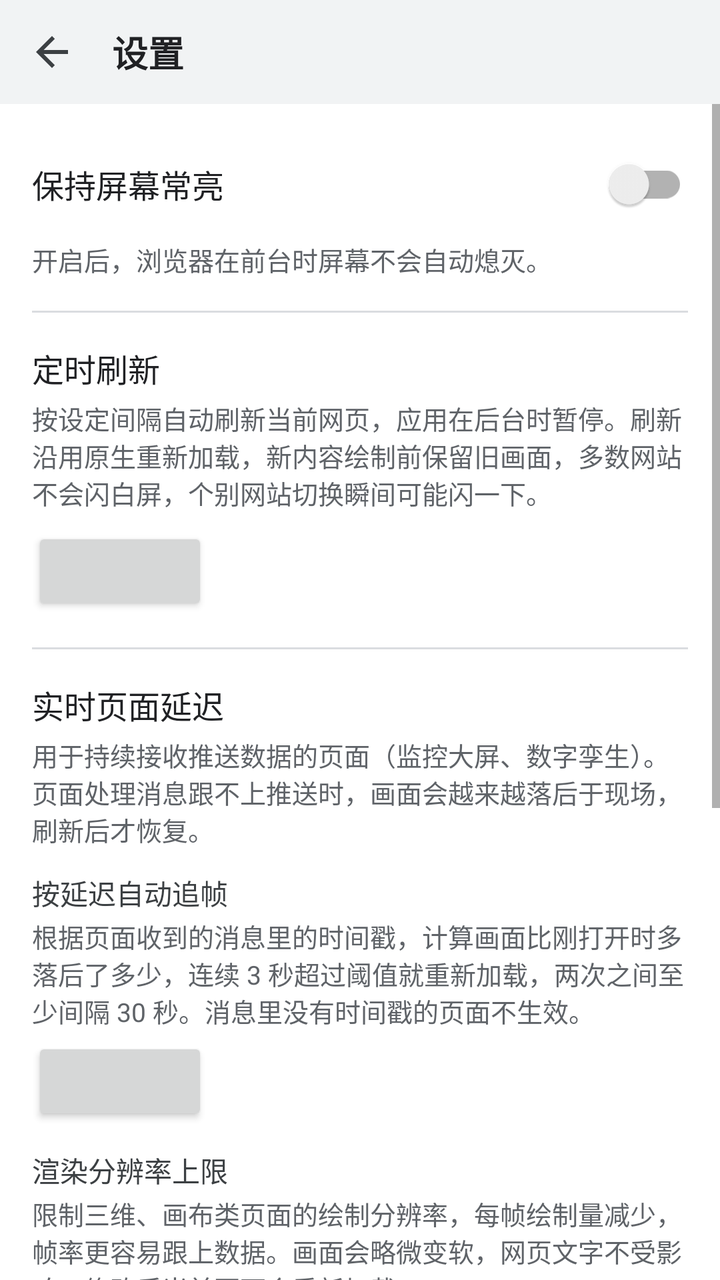
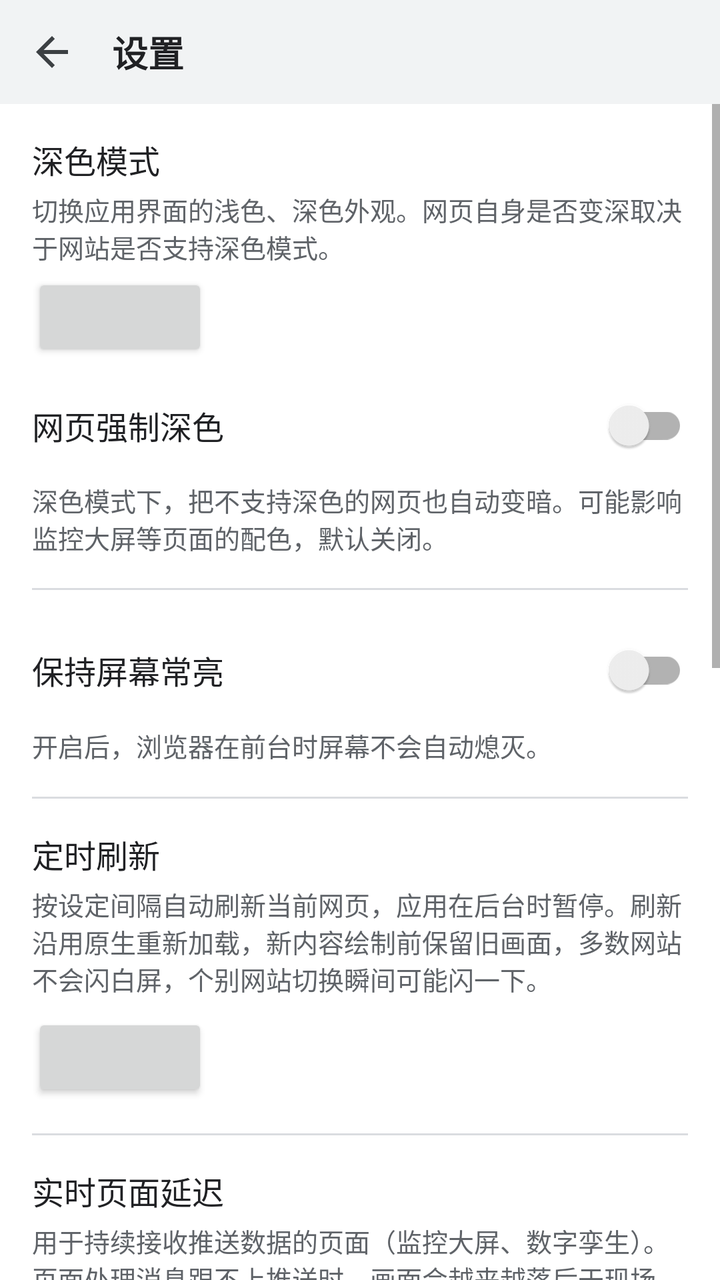

Two renders of the same Android screen: before a commit and after it. Below are the layout's source before the change and the commit's diff.
<!-- AndroidManifest.xml: application theme Theme.YarnChrome -->
<!-- res/layout/activity_settings.xml -->
<?xml version="1.0" encoding="utf-8"?>
<LinearLayout xmlns:android="http://schemas.android.com/apk/res/android"
    android:layout_width="match_parent"
    android:layout_height="match_parent"
    android:background="#FFFFFF"
    android:orientation="vertical">

    <LinearLayout
        android:layout_width="match_parent"
        android:layout_height="52dp"
        android:background="#F1F3F4"
        android:gravity="center_vertical"
        android:orientation="horizontal"
        android:paddingStart="4dp"
        android:paddingEnd="16dp">

        <ImageButton
            android:id="@+id/btnClose"
            android:layout_width="44dp"
            android:layout_height="44dp"
            android:background="?attr/selectableItemBackgroundBorderless"
            android:contentDescription="@string/back"
            android:src="@drawable/ic_back"
            android:tint="#3C4043" />

        <TextView
            android:layout_width="wrap_content"
            android:layout_height="wrap_content"
            android:layout_marginStart="8dp"
            android:text="@string/settings_title"
            android:textColor="#202124"
            android:textSize="18sp"
            android:textStyle="bold" />
    </LinearLayout>

    <ScrollView
        android:layout_width="match_parent"
        android:layout_height="0dp"
        android:layout_weight="1"
        android:fillViewport="true">

        <LinearLayout
            android:layout_width="match_parent"
            android:layout_height="wrap_content"
            android:layout_gravity="center_horizontal"
            android:orientation="vertical"
            android:padding="16dp">

            <androidx.appcompat.widget.SwitchCompat
                android:id="@+id/switchKeepOn"
                android:layout_width="match_parent"
                android:layout_height="48dp"
                android:text="@string/keep_screen_on"
                android:textColor="#202124"
                android:textSize="16sp" />

            <TextView
                android:layout_width="match_parent"
                android:layout_height="wrap_content"
                android:layout_marginTop="4dp"
                android:text="@string/keep_screen_on_desc"
                android:textColor="#5F6368"
                android:textSize="13sp" />

            <View
                android:layout_width="match_parent"
                android:layout_height="1dp"
                android:layout_marginTop="16dp"
                android:layout_marginBottom="16dp"
                android:background="#DADCE0" />

            <TextView
                android:layout_width="match_parent"
                android:layout_height="wrap_content"
                android:text="@string/auto_refresh"
                android:textColor="#202124"
                android:textSize="16sp" />

            <TextView
                android:layout_width="match_parent"
                android:layout_height="wrap_content"
                android:layout_marginTop="4dp"
                android:text="@string/auto_refresh_desc"
                android:textColor="#5F6368"
                android:textSize="13sp" />

            <Button
                android:id="@+id/btnRefreshInterval"
                android:layout_width="wrap_content"
                android:layout_height="44dp"
                android:layout_marginTop="8dp" />

            <View
                android:layout_width="match_parent"
                android:layout_height="1dp"
                android:layout_marginTop="16dp"
                android:layout_marginBottom="16dp"
                android:background="#DADCE0" />

            <TextView
                android:layout_width="match_parent"
                android:layout_height="wrap_content"
                android:text="@string/latency_title"
                android:textColor="#202124"
                android:textSize="16sp" />

            <TextView
                android:layout_width="match_parent"
                android:layout_height="wrap_content"
                android:layout_marginTop="4dp"
                android:text="@string/latency_desc"
                android:textColor="#5F6368"
                android:textSize="13sp" />

            <TextView
                android:layout_width="match_parent"
                android:layout_height="wrap_content"
                android:layout_marginTop="12dp"
                android:text="@string/catch_up"
                android:textColor="#3C4043"
                android:textSize="14sp" />

            <TextView
                android:layout_width="match_parent"
                android:layout_height="wrap_content"
                android:layout_marginTop="2dp"
                android:text="@string/catch_up_desc"
                android:textColor="#5F6368"
                android:textSize="13sp" />

            <Button
                android:id="@+id/btnCatchUp"
                android:layout_width="wrap_content"
                android:layout_height="44dp"
                android:layout_marginTop="4dp" />

            <TextView
                android:layout_width="match_parent"
                android:layout_height="wrap_content"
                android:layout_marginTop="12dp"
                android:text="@string/pixel_ratio"
                android:textColor="#3C4043"
                android:textSize="14sp" />

            <TextView
                android:layout_width="match_parent"
                android:layout_height="wrap_content"
                android:layout_marginTop="2dp"
                android:text="@string/pixel_ratio_desc"
                android:textColor="#5F6368"
                android:textSize="13sp" />

            <Button
                android:id="@+id/btnPixelRatio"
                android:layout_width="wrap_content"
                android:layout_height="44dp"
                android:layout_marginTop="4dp" />

            <View
                android:layout_width="match_parent"
                android:layout_height="1dp"
                android:layout_marginTop="16dp"
                android:layout_marginBottom="16dp"
                android:background="#DADCE0" />

            <TextView
                android:layout_width="match_parent"
                android:layout_height="wrap_content"
                android:text="@string/autofill_title"
                android:textColor="#202124"
                android:textSize="16sp" />

            <TextView
                android:id="@+id/autofillDesc"
                android:layout_width="match_parent"
                android:layout_height="wrap_content"
                android:layout_marginTop="4dp"
                android:text="@string/autofill_desc"
                android:textColor="#5F6368"
                android:textSize="13sp" />

            <TextView
                android:id="@+id/autofillStatus"
                android:layout_width="match_parent"
                android:layout_height="wrap_content"
                android:layout_marginTop="8dp"
                android:textColor="#3C4043"
                android:textSize="13sp" />

            <Button
                android:id="@+id/btnAutofill"
                android:layout_width="wrap_content"
                android:layout_height="44dp"
                android:layout_marginTop="4dp"
                android:text="@string/autofill_open" />

            <View
                android:layout_width="match_parent"
                android:layout_height="1dp"
                android:layout_marginTop="16dp"
                android:layout_marginBottom="16dp"
                android:background="#DADCE0" />

            <TextView
                android:layout_width="match_parent"
                android:layout_height="wrap_content"
                android:text="@string/settings_desc"
                android:textColor="#5F6368"
                android:textSize="14sp" />

            <LinearLayout
                android:layout_width="match_parent"
                android:layout_height="wrap_content"
                android:layout_marginTop="16dp"
                android:gravity="center_vertical"
                android:orientation="horizontal">

                <EditText
                    android:id="@+id/domainInput"
                    android:layout_width="0dp"
                    android:layout_height="44dp"
                    android:layout_weight="1"
                    android:background="@drawable/bg_address"
                    android:hint="@string/domain_hint"
                    android:imeOptions="actionDone"
                    android:importantForAutofill="no"
                    android:inputType="textUri"
                    android:maxLines="1"
                    android:paddingStart="14dp"
                    android:paddingEnd="14dp"
                    android:textColor="#202124"
                    android:textColorHint="#80868B"
                    android:textSize="15sp" />

                <Button
                    android:id="@+id/btnAdd"
                    android:layout_width="wrap_content"
                    android:layout_height="44dp"
                    android:layout_marginStart="8dp"
                    android:text="@string/add" />
            </LinearLayout>

            <LinearLayout
                android:id="@+id/domainList"
                android:layout_width="match_parent"
                android:layout_height="wrap_content"
                android:layout_marginTop="12dp"
                android:orientation="vertical" />

            <TextView
                android:id="@+id/emptyView"
                android:layout_width="match_parent"
                android:layout_height="wrap_content"
                android:layout_marginTop="24dp"
                android:gravity="center"
                android:text="@string/empty_whitelist"
                android:textColor="#80868B"
                android:textSize="14sp"
                android:visibility="gone" />
        </LinearLayout>
    </ScrollView>
</LinearLayout>
<!-- resources referenced by this layout -->
<resources>
  <!-- drawable bg_address (drawable) -->
  <?xml version="1.0" encoding="utf-8"?>
  <shape xmlns:android="http://schemas.android.com/apk/res/android"
      android:shape="rectangle">
      <solid android:color="#FFFFFF" />
      <stroke
          android:width="1dp"
          android:color="#DADCE0" />
      <corners android:radius="8dp" />
  </shape>
  <!-- drawable ic_back (drawable) -->
  <?xml version="1.0" encoding="utf-8"?>
  <vector xmlns:android="http://schemas.android.com/apk/res/android"
      android:width="24dp"
      android:height="24dp"
      android:viewportWidth="24"
      android:viewportHeight="24">
      <path
          android:fillColor="#FF000000"
          android:pathData="M20,11H7.83l5.59,-5.59L12,4l-8,8 8,8 1.41,-1.41L7.83,13H20v-2z" />
  </vector>
  <string name="add">添加</string>
  <string name="auto_refresh">定时刷新</string>
  <string name="auto_refresh_desc">按设定间隔自动刷新当前网页，应用在后台时暂停。刷新沿用原生重新加载，新内容绘制前保留旧画面，多数网站不会闪白屏，个别网站切换瞬间可能闪一下。</string>
  <string name="autofill_desc">浏览器不保存密码，由系统自动填充服务（如 Google 密码管理器、Bitwarden）保存和填充。</string>
  <string name="autofill_open">打开自动填充设置</string>
  <string name="autofill_title">密码</string>
  <string name="back">后退</string>
  <string name="catch_up">按延迟自动追帧</string>
  <string name="catch_up_desc">根据页面收到的消息里的时间戳，计算画面比刚打开时多落后了多少，连续 3 秒超过阈值就重新加载，两次之间至少间隔 30 秒。消息里没有时间戳的页面不生效。</string>
  <string name="domain_hint">例如 example.com</string>
  <string name="empty_whitelist">白名单为空，请先添加允许访问的域名</string>
  <string name="keep_screen_on">保持屏幕常亮</string>
  <string name="keep_screen_on_desc">开启后，浏览器在前台时屏幕不会自动熄灭。</string>
  <string name="latency_desc">用于持续接收推送数据的页面（监控大屏、数字孪生）。页面处理消息跟不上推送时，画面会越来越落后于现场，刷新后才恢复。</string>
  <string name="latency_title">实时页面延迟</string>
  <string name="pixel_ratio">渲染分辨率上限</string>
  <string name="pixel_ratio_desc">限制三维、画布类页面的绘制分辨率，每帧绘制量减少，帧率更容易跟上数据。画面会略微变软，网页文字不受影响。修改后当前页面会重新加载。</string>
  <string name="settings_desc">仅允许访问列表内的域名及其子域名，其他页面和弹窗会被自动拦截。列表第一项作为首页。</string>
  <string name="settings_title">设置</string>
  <style name="Theme.YarnChrome" parent="Theme.AppCompat.Light.NoActionBar">
          <item name="colorPrimary">#1A73E8</item>
          <item name="colorPrimaryDark">#F1F3F4</item>
          <item name="colorAccent">#1A73E8</item>
          <item name="android:windowBackground">@android:color/white</item>
          <item name="android:windowLightStatusBar">true</item>
      </style>
</resources>

<!-- the commit's change to res/layout/activity_settings.xml (unified diff, before → after) -->
@@ -2,13 +2,13 @@
 <LinearLayout xmlns:android="http://schemas.android.com/apk/res/android"
     android:layout_width="match_parent"
     android:layout_height="match_parent"
-    android:background="#FFFFFF"
+    android:background="@color/bg"
     android:orientation="vertical">
 
     <LinearLayout
         android:layout_width="match_parent"
         android:layout_height="52dp"
-        android:background="#F1F3F4"
+        android:background="@color/bar"
         android:gravity="center_vertical"
         android:orientation="horizontal"
         android:paddingStart="4dp"
@@ -21,14 +21,14 @@
             android:background="?attr/selectableItemBackgroundBorderless"
             android:contentDescription="@string/back"
             android:src="@drawable/ic_back"
-            android:tint="#3C4043" />
+            android:tint="@color/icon" />
 
         <TextView
             android:layout_width="wrap_content"
             android:layout_height="wrap_content"
             android:layout_marginStart="8dp"
             android:text="@string/settings_title"
-            android:textColor="#202124"
+            android:textColor="@color/text"
             android:textSize="18sp"
             android:textStyle="bold" />
     </LinearLayout>
@@ -46,12 +46,57 @@
             android:orientation="vertical"
             android:padding="16dp">
 
+            <TextView
+                android:layout_width="match_parent"
+                android:layout_height="wrap_content"
+                android:text="@string/theme_title"
+                android:textColor="@color/text"
+                android:textSize="16sp" />
+
+            <TextView
+                android:layout_width="match_parent"
+                android:layout_height="wrap_content"
+                android:layout_marginTop="4dp"
+                android:text="@string/theme_desc"
+                android:textColor="@color/text_sub"
+                android:textSize="13sp" />
+
+            <Button
+                android:id="@+id/btnTheme"
+                android:layout_width="wrap_content"
+                android:layout_height="44dp"
+                android:layout_marginTop="4dp" />
+
+            <androidx.appcompat.widget.SwitchCompat
+                android:id="@+id/switchForceDark"
+                android:layout_width="match_parent"
+                android:layout_height="48dp"
+                android:layout_marginTop="8dp"
+                android:text="@string/force_dark"
+                android:textColor="@color/text"
+                android:textSize="16sp" />
+
+            <TextView
+                android:layout_width="match_parent"
+                android:layout_height="wrap_content"
+                android:layout_marginTop="4dp"
+                android:text="@string/force_dark_desc"
+                android:textColor="@color/text_sub"
+                android:textSize="13sp" />
+
+            <View
+                android:layout_width="match_parent"
+                android:layout_height="1dp"
+                android:layout_marginTop="16dp"
+                android:layout_marginBottom="16dp"
+                android:background="@color/divider" />
+
             <androidx.appcompat.widget.SwitchCompat
                 android:id="@+id/switchKeepOn"
                 android:layout_width="match_parent"
                 android:layout_height="48dp"
                 android:text="@string/keep_screen_on"
-                android:textColor="#202124"
+                android:textColor="@color/text"
                 android:textSize="16sp" />
 
             <TextView
@@ -59,21 +104,21 @@
                 android:layout_height="wrap_content"
                 android:layout_marginTop="4dp"
                 android:text="@string/keep_screen_on_desc"
-                android:textColor="#5F6368"
-                android:textSize="13sp" />
-
-            <View
-                android:layout_width="match_parent"
-                android:layout_height="1dp"
-                android:layout_marginTop="16dp"
-                android:layout_marginBottom="16dp"
-                android:background="#DADCE0" />
+                android:textColor="@color/text_sub"
+                android:textSize="13sp" />
+
+            <View
+                android:layout_width="match_parent"
+                android:layout_height="1dp"
+                android:layout_marginTop="16dp"
+                android:layout_marginBottom="16dp"
+                android:background="@color/divider" />
 
             <TextView
                 android:layout_width="match_parent"
                 android:layout_height="wrap_content"
                 android:text="@string/auto_refresh"
-                android:textColor="#202124"
+                android:textColor="@color/text"
                 android:textSize="16sp" />
 
             <TextView
@@ -81,7 +126,7 @@
                 android:layout_height="wrap_content"
                 android:layout_marginTop="4dp"
                 android:text="@string/auto_refresh_desc"
-                android:textColor="#5F6368"
+                android:textColor="@color/text_sub"
                 android:textSize="13sp" />
 
             <Button
@@ -95,13 +140,13 @@
                 android:layout_height="1dp"
                 android:layout_marginTop="16dp"
                 android:layout_marginBottom="16dp"
-                android:background="#DADCE0" />
+                android:background="@color/divider" />
 
             <TextView
                 android:layout_width="match_parent"
                 android:layout_height="wrap_content"
                 android:text="@string/latency_title"
-                android:textColor="#202124"
+                android:textColor="@color/text"
                 android:textSize="16sp" />
 
             <TextView
@@ -109,7 +154,7 @@
                 android:layout_height="wrap_content"
                 android:layout_marginTop="4dp"
                 android:text="@string/latency_desc"
-                android:textColor="#5F6368"
+                android:textColor="@color/text_sub"
                 android:textSize="13sp" />
 
             <TextView
@@ -117,7 +162,7 @@
                 android:layout_height="wrap_content"
                 android:layout_marginTop="12dp"
                 android:text="@string/catch_up"
-                android:textColor="#3C4043"
+                android:textColor="@color/icon"
                 android:textSize="14sp" />
 
             <TextView
@@ -125,7 +170,7 @@
                 android:layout_height="wrap_content"
                 android:layout_marginTop="2dp"
                 android:text="@string/catch_up_desc"
-                android:textColor="#5F6368"
+                android:textColor="@color/text_sub"
                 android:textSize="13sp" />
 
             <Button
@@ -139,7 +184,7 @@
                 android:layout_height="wrap_content"
                 android:layout_marginTop="12dp"
                 android:text="@string/pixel_ratio"
-                android:textColor="#3C4043"
+                android:textColor="@color/icon"
                 android:textSize="14sp" />
 
             <TextView
@@ -147,7 +192,7 @@
                 android:layout_height="wrap_content"
                 android:layout_marginTop="2dp"
                 android:text="@string/pixel_ratio_desc"
-                android:textColor="#5F6368"
+                android:textColor="@color/text_sub"
                 android:textSize="13sp" />
 
             <Button
@@ -161,13 +206,13 @@
                 android:layout_height="1dp"
                 android:layout_marginTop="16dp"
                 android:layout_marginBottom="16dp"
-                android:background="#DADCE0" />
+                android:background="@color/divider" />
 
             <TextView
                 android:layout_width="match_parent"
                 android:layout_height="wrap_content"
                 android:text="@string/autofill_title"
-                android:textColor="#202124"
+                android:textColor="@color/text"
                 android:textSize="16sp" />
 
             <TextView
@@ -176,7 +221,7 @@
                 android:layout_height="wrap_content"
                 android:layout_marginTop="4dp"
                 android:text="@string/autofill_desc"
-                android:textColor="#5F6368"
+                android:textColor="@color/text_sub"
                 android:textSize="13sp" />
 
             <TextView
@@ -184,7 +229,7 @@
                 android:layout_width="match_parent"
                 android:layout_height="wrap_content"
                 android:layout_marginTop="8dp"
-                android:textColor="#3C4043"
+                android:textColor="@color/icon"
                 android:textSize="13sp" />
 
             <Button
@@ -199,13 +244,13 @@
                 android:layout_height="1dp"
                 android:layout_marginTop="16dp"
                 android:layout_marginBottom="16dp"
-                android:background="#DADCE0" />
+                android:background="@color/divider" />
 
             <TextView
                 android:layout_width="match_parent"
                 android:layout_height="wrap_content"
                 android:text="@string/settings_desc"
-                android:textColor="#5F6368"
+                android:textColor="@color/text_sub"
                 android:textSize="14sp" />
 
             <LinearLayout
@@ -228,8 +273,8 @@
                     android:maxLines="1"
                     android:paddingStart="14dp"
                     android:paddingEnd="14dp"
-                    android:textColor="#202124"
-                    android:textColorHint="#80868B"
+                    android:textColor="@color/text"
+                    android:textColorHint="@color/text_hint"
                     android:textSize="15sp" />
 
                 <Button
@@ -254,7 +299,7 @@
                 android:layout_marginTop="24dp"
                 android:gravity="center"
                 android:text="@string/empty_whitelist"
-                android:textColor="#80868B"
+                android:textColor="@color/text_hint"
                 android:textSize="14sp"
                 android:visibility="gone" />
         </LinearLayout>
<!-- resource entries referenced after the edit -->
@@ -1,13 +1,20 @@
 <!-- resources referenced by this layout -->
 <resources>
+  <color name="bar">#F1F3F4</color>
+  <color name="bg">#FFFFFF</color>
+  <color name="divider">#DADCE0</color>
+  <color name="icon">#3C4043</color>
+  <color name="text">#202124</color>
+  <color name="text_hint">#80868B</color>
+  <color name="text_sub">#5F6368</color>
   <!-- drawable bg_address (drawable) -->
   <?xml version="1.0" encoding="utf-8"?>
   <shape xmlns:android="http://schemas.android.com/apk/res/android"
       android:shape="rectangle">
-      <solid android:color="#FFFFFF" />
+      <solid android:color="@color/bg" />
       <stroke
           android:width="1dp"
-          android:color="#DADCE0" />
+          android:color="@color/divider" />
       <corners android:radius="8dp" />
   </shape>
   <!-- drawable ic_back (drawable) -->
@@ -32,6 +39,8 @@
   <string name="catch_up_desc">根据页面收到的消息里的时间戳，计算画面比刚打开时多落后了多少，连续 3 秒超过阈值就重新加载，两次之间至少间隔 30 秒。消息里没有时间戳的页面不生效。</string>
   <string name="domain_hint">例如 example.com</string>
   <string name="empty_whitelist">白名单为空，请先添加允许访问的域名</string>
+  <string name="force_dark">网页强制深色</string>
+  <string name="force_dark_desc">深色模式下，把不支持深色的网页也自动变暗。可能影响监控大屏等页面的配色，默认关闭。</string>
   <string name="keep_screen_on">保持屏幕常亮</string>
   <string name="keep_screen_on_desc">开启后，浏览器在前台时屏幕不会自动熄灭。</string>
   <string name="latency_desc">用于持续接收推送数据的页面（监控大屏、数字孪生）。页面处理消息跟不上推送时，画面会越来越落后于现场，刷新后才恢复。</string>
@@ -40,12 +49,15 @@
   <string name="pixel_ratio_desc">限制三维、画布类页面的绘制分辨率，每帧绘制量减少，帧率更容易跟上数据。画面会略微变软，网页文字不受影响。修改后当前页面会重新加载。</string>
   <string name="settings_desc">仅允许访问列表内的域名及其子域名，其他页面和弹窗会被自动拦截。列表第一项作为首页。</string>
   <string name="settings_title">设置</string>
-  <style name="Theme.YarnChrome" parent="Theme.AppCompat.Light.NoActionBar">
-          <item name="colorPrimary">#1A73E8</item>
-          <item name="colorPrimaryDark">#F1F3F4</item>
-          <item name="colorAccent">#1A73E8</item>
-          <item name="android:windowBackground">@android:color/white</item>
+  <string name="theme_desc">切换应用界面的浅色、深色外观。网页自身是否变深取决于网站是否支持深色模式。</string>
+  <string name="theme_title">深色模式</string>
+  <style name="Theme.YarnChrome" parent="Theme.AppCompat.DayNight.NoActionBar">
+          <item name="colorPrimary">@color/accent</item>
+          <item name="colorPrimaryDark">@color/bar</item>
+          <item name="colorAccent">@color/accent</item>
+          <item name="android:windowBackground">@color/bg</item>
           <item name="android:windowLightStatusBar">true</item>
       </style>
+  <color name="accent">#1A73E8</color>
 </resources>
 
